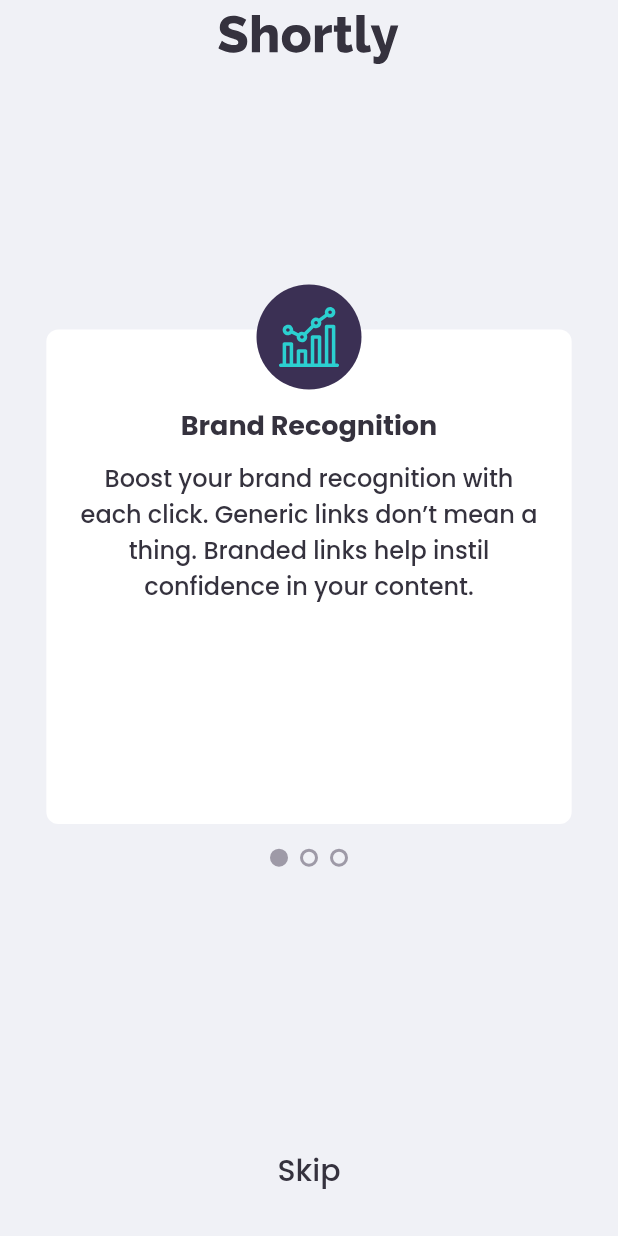
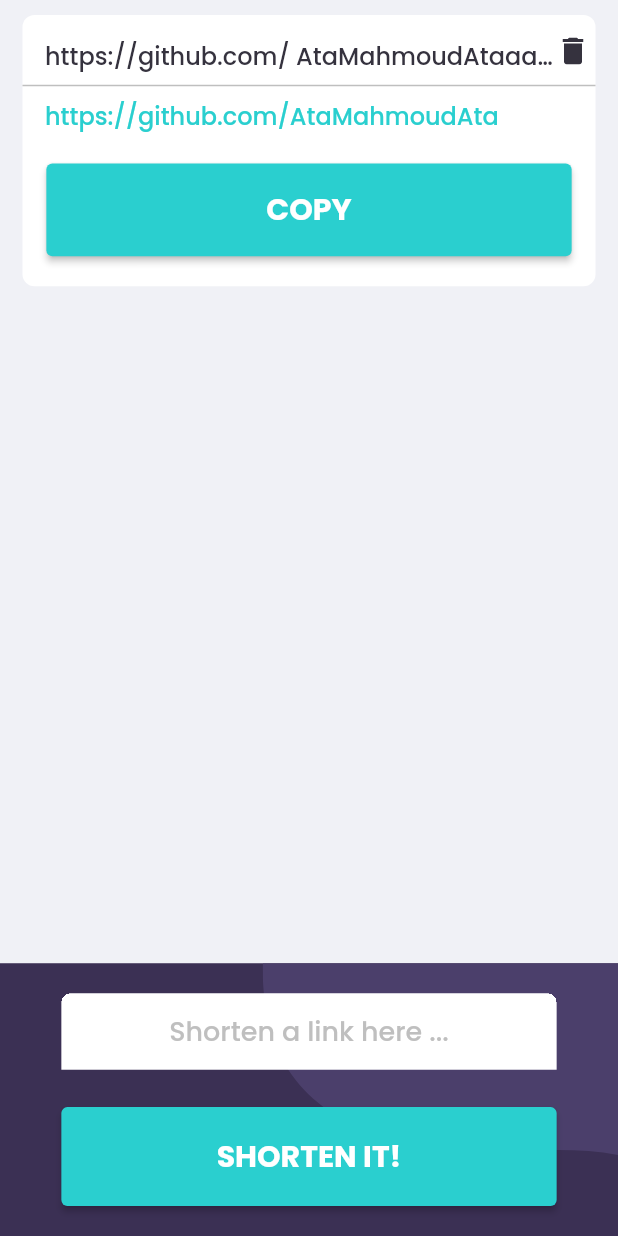
Before and after one commit to AtaMahmoud/Shortly, a Flutter app: the OnBoardingScreens screen opened directly, after a tap on "Skip", on a phone screen of 412 x 824 dp. Run offline on Flutter 3.47's test engine with Material 2 defaults, Android fonts, the phone set to English and light mode, and no system bars; our stand-ins replace flutter_svg, google_fonts.

Commit message:
add link history scren

```diff
--- a/lib/src/theme.dart
+++ b/lib/src/theme.dart
@@ -45,10 +45,27 @@
     color: grayishViolet,
   );
 
+  final _hintStyle = GoogleFonts.poppins(
+    fontWeight: FontWeight.w500,
+    fontSize: 18,
+    color: lightGray,
+  );
+
+  static final textFieldTextStyle = GoogleFonts.poppins(
+    fontWeight: FontWeight.w500,
+    fontSize: 18,
+    color: grayishViolet,
+  );
+
   ThemeData get theme {
     return ThemeData.light().copyWith(
         primaryColor: cyan,
         accentColor: darkViolet,
+        inputDecorationTheme: InputDecorationTheme(
+            border: InputBorder.none,
+            filled: true,
+            fillColor: Colors.white,
+            hintStyle: _hintStyle),
         textButtonTheme: TextButtonThemeData(
             style: ButtonStyle(
                 foregroundColor:
--- /dev/null
+++ b/lib/src/ui/shared/logo.dart
@@ -0,0 +1,16 @@
+import 'package:flutter/material.dart';
+import 'package:flutter_svg/flutter_svg.dart';
+
+import '../../util/assets.dart';
+
+class Logo extends StatelessWidget {
+  const Logo({Key? key}) : super(key: key);
+
+  @override
+  Widget build(BuildContext context) {
+    return Padding(
+      padding: const EdgeInsets.only(top: 10.0),
+      child: SvgPicture.asset(logo),
+    );
+  }
+}
--- /dev/null
+++ b/lib/src/ui/views/main_page/empty_main_page.dart
@@ -0,0 +1,42 @@
+import 'package:flutter/material.dart';
+import 'package:flutter_svg/flutter_svg.dart';
+import 'package:shorty/src/theme.dart';
+import 'package:shorty/src/ui/shared/logo.dart';
+import 'package:shorty/src/ui/shared/responsive_safe_area.dart';
+import 'package:shorty/src/util/assets.dart';
+
+class EmptyMainPage extends StatelessWidget {
+  const EmptyMainPage({
+    Key? key,
+  }) : super(key: key);
+
+  @override
+  Widget build(BuildContext context) {
+    final mediaQuery = MediaQuery.of(context);
+    return Column(
+      children: [
+        Logo(),
+        Align(
+            alignment: Alignment.center,
+            child: SvgPicture.asset(
+              illustration,
+              height: mediaQuery.size.height * .45,
+            )),
+        Text("Let’s get started!",
+            textAlign: TextAlign.center,
+            style: Theme.of(context).textTheme.headline2),
+        SizedBox(
+          height: 10,
+        ),
+        Padding(
+          padding: const EdgeInsets.symmetric(horizontal: 10.0),
+          child: Text(
+            "Paste your first link into \n the field to shorten it",
+            style: Theme.of(context).textTheme.bodyText1,
+            textAlign: TextAlign.center,
+          ),
+        ),
+      ],
+    );
+  }
+}
--- /dev/null
+++ b/lib/src/ui/views/main_page/main_page.dart
@@ -0,0 +1,74 @@
+import 'package:flutter/material.dart';
+import 'package:flutter_svg/flutter_svg.dart';
+
+import 'package:shorty/src/theme.dart';
+import 'package:shorty/src/ui/shared/logo.dart';
+import 'package:shorty/src/ui/shared/responsive_safe_area.dart';
+import 'package:shorty/src/util/assets.dart';
+
+import 'empty_main_page.dart';
+import '../../../util/overflow_extension.dart';
+import 'shorten_link_card.dart';
+
+class MainPage extends StatelessWidget {
+  const MainPage({Key? key}) : super(key: key);
+
+  @override
+  Widget build(BuildContext context) {
+    return Scaffold(
+      backgroundColor: AppTheme.offWhite,
+      body: ResponsiveSafeArea(builder: (context, size) {
+        return Column(
+          children: [
+            Expanded(
+                child: Column(
+              children: [ShortenLinkCard()],
+            )),
+            Container(
+              color: AppTheme.darkViolet,
+              width: double.infinity,
+              child: Stack(
+                children: [
+                  Positioned(right: 0, top: 0, child: SvgPicture.asset(shape)),
+                  Center(
+                    child: Container(
+                      width: size.width * .85,
+                      padding: const EdgeInsets.symmetric(
+                          vertical: 20, horizontal: 10),
+                      child: Column(
+                        children: [
+                          Container(
+                            height: size.height * .08,
+                            clipBehavior: Clip.hardEdge,
+                            decoration: BoxDecoration(
+                                borderRadius: BorderRadius.circular(6)),
+                            child: TextField(
+                              style: AppTheme.textFieldTextStyle,
+                              textAlign: TextAlign.center,
+                              decoration: InputDecoration(
+                                hintText: "Shorten a link here ...",
+                              ),
+                            ),
+                          ),
+                          SizedBox(
+                            height: 10,
+                          ),
+                          Container(
+                            height: size.height * .08,
+                            width: double.infinity,
+                            child: ElevatedButton(
+                                onPressed: () {}, child: Text("SHORTEN IT!")),
+                          )
+                        ],
+                      ),
+                    ),
+                  )
+                ],
+              ),
+            )
+          ],
+        );
+      }),
+    );
+  }
+}
--- /dev/null
+++ b/lib/src/ui/views/main_page/shorten_link_card.dart
@@ -0,0 +1,76 @@
+import 'package:flutter/material.dart';
+import 'package:flutter_svg/flutter_svg.dart';
+
+import '../../../theme.dart';
+import '../../../util/overflow_extension.dart';
+import 'package:shorty/src/util/assets.dart';
+class ShortenLinkCard extends StatelessWidget {
+  const ShortenLinkCard({
+    Key? key,
+  }) : super(key: key);
+
+  @override
+  Widget build(BuildContext context) {
+    final mediaQuery = MediaQuery.of(context);
+    return Card(
+      margin: const EdgeInsets.symmetric(vertical: 10, horizontal: 15),
+      shape: RoundedRectangleBorder(
+        borderRadius: BorderRadius.circular(8),
+      ),
+      shadowColor: Colors.transparent,
+      child: Column(
+        crossAxisAlignment: CrossAxisAlignment.start,
+        children: [
+          Padding(
+            padding: const EdgeInsets.only(top: 15.0, left: 15.0, right: 8.0),
+            child: Row(
+              crossAxisAlignment: CrossAxisAlignment.start,
+              children: [
+                Expanded(
+                  child: Text(
+                    "https://github.com/ AtaMahmoudAtaaaaaaaaaaaaaaaaa"
+                        .overflow,
+                    style: Theme.of(context).textTheme.bodyText1,
+                    overflow: TextOverflow.ellipsis,
+                    maxLines: 1,
+                  ),
+                ),
+                SizedBox(
+                  width: 4,
+                ),
+                SvgPicture.asset(delete)
+              ],
+            ),
+          ),
+          Divider(
+            color: AppTheme.lightGray,
+            thickness: 1,
+          ),
+          Padding(
+            padding: const EdgeInsets.only(left: 15.0),
+            child: Text(
+              "https://github.com/AtaMahmoudAta",
+              style: Theme.of(context)
+                  .textTheme
+                  .bodyText1!
+                  .copyWith(color: AppTheme.cyan),
+            ),
+          ),
+          SizedBox(
+            height: 20,
+          ),
+          Align(
+              alignment: Alignment.center,
+              child: Container(
+                width: mediaQuery.size.width * .85,
+                height: mediaQuery.size.height * .075,
+                child: ElevatedButton(onPressed: () {}, child: Text("COPY")),
+              )),
+          SizedBox(
+            height: 20,
+          )
+        ],
+      ),
+    );
+  }
+}
--- a/lib/src/ui/views/on_boarding_screens/on_boarding_screens.dart
+++ b/lib/src/ui/views/on_boarding_screens/on_boarding_screens.dart
@@ -1,5 +1,6 @@
 import 'package:flutter/material.dart';
 import 'package:flutter_svg/flutter_svg.dart';
+import 'package:shorty/src/ui/views/main_page/main_page.dart';
 import 'package:shorty/src/ui/views/on_boarding_screens/do_indicator.dart';
 import 'package:shorty/src/ui/views/on_boarding_screens/on_boarding_card.dart';
 
@@ -73,7 +74,12 @@
             ),
             Padding(
                 padding: const EdgeInsets.only(bottom: 20),
-                child: TextButton(onPressed: () {}, child: Text("Skip"))),
+                child: TextButton(
+                    onPressed: () {
+                      Navigator.of(context).push(
+                          MaterialPageRoute(builder: (context) => MainPage()));
+                    },
+                    child: Text("Skip"))),
           ],
         );
       }),
--- /dev/null
+++ b/lib/src/util/overflow_extension.dart
@@ -0,0 +1,5 @@
+/// https://github.com/flutter/flutter/issues/18761
+extension OverFlow on String {
+  // ignore: unnecessary_this
+  String get overflow => this.replaceAll("", "\u{200B}");
+}
```
